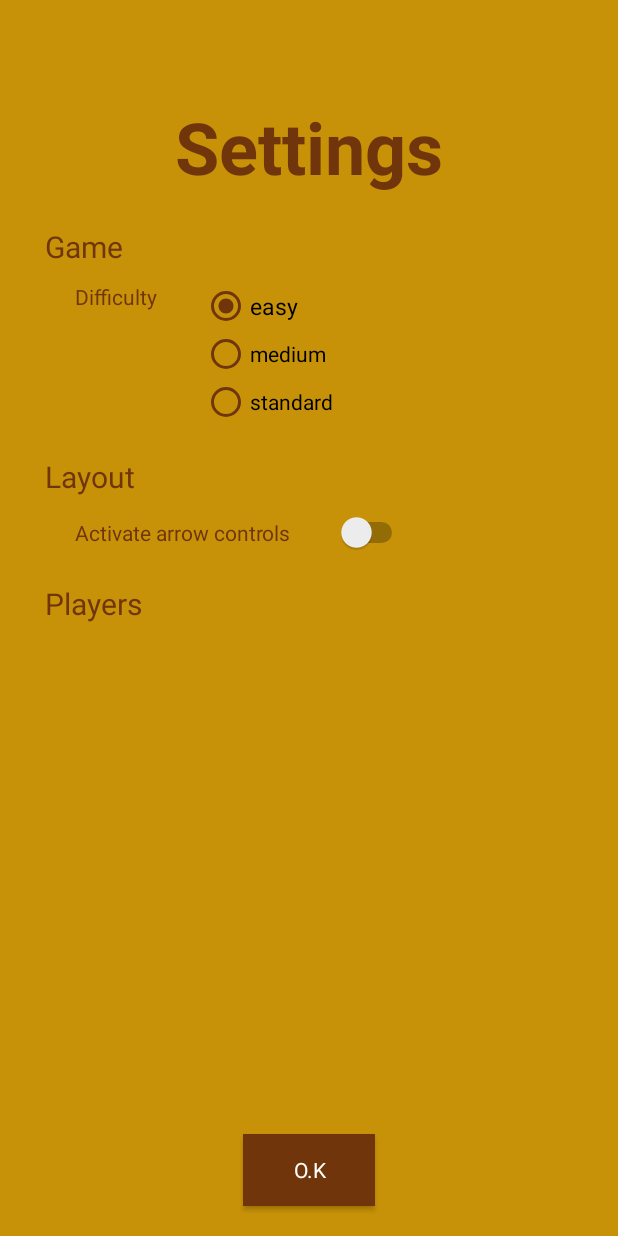
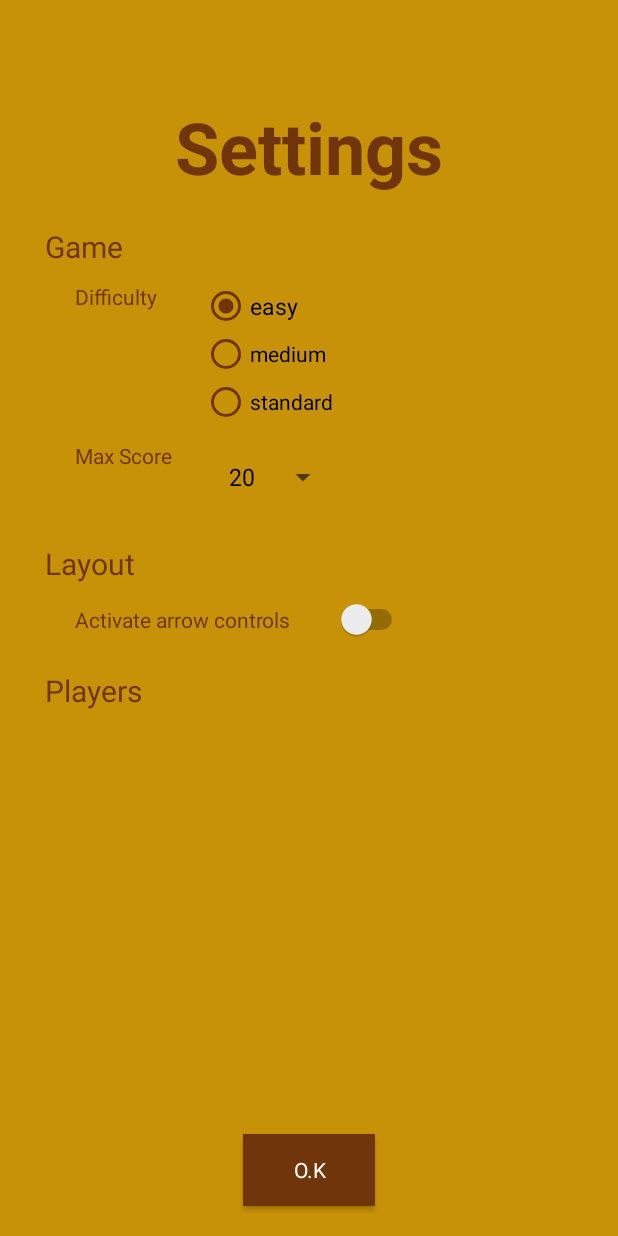
Before and after one commit to HadrienMarcellin/Ramses4, an Android app: the SettingsActivity screen opened directly, with no data from a screen before it, on a phone screen of 412 x 824 dp. Run offline under Robolectric (Android 15) with nearby library versions, the phone set to English and light mode, and no system bars; Roboto replaces fonts that are not available here; 7 statements that could not run were skipped.

Commit message:
add limit score to game

```diff
--- a/app/src/main/java/com/example/ramses4/activity/SettingsActivity.java
+++ b/app/src/main/java/com/example/ramses4/activity/SettingsActivity.java
@@ -7,8 +7,11 @@ import androidx.recyclerview.widget.RecyclerView;
 import android.content.Intent;
 import android.os.Bundle;
 import android.view.View;
+import android.widget.AdapterView;
+import android.widget.ArrayAdapter;
 import android.widget.CompoundButton;
 import android.widget.RadioGroup;
+import android.widget.Spinner;
 
 import com.example.ramses4.R;
 import com.example.ramses4.adapter.PlayerSettingsAdapter;
@@ -42,6 +45,24 @@ public class SettingsActivity extends AppCompatActivity implements PlayerSetting
         }
     };
 
+    AdapterView.OnItemSelectedListener mMaxScoreSpinnerListener = new AdapterView.OnItemSelectedListener() {
+        @Override
+        public void onItemSelected(AdapterView<?> parent, View view, int position, long id) {
+            String item = (String) parent.getItemAtPosition(position);
+            if (item.equals("10"))
+                settings.setMaxScore(10);
+            if(item.equals("20"))
+                settings.setMaxScore(20);
+            if (item.equals("50"))
+                settings.setMaxScore(50);
+        }
+
+        @Override
+        public void onNothingSelected(AdapterView<?> parent) {
+            settings.setMaxScore(20);
+        }
+    };
+
     private ActivitySettingsBinding binding;
 
     @Override
@@ -54,12 +75,17 @@ public class SettingsActivity extends AppCompatActivity implements PlayerSetting
         binding.playersSettingsRecyclerview.setNestedScrollingEnabled(false);
         binding.activateArrowControlsSwitch.setOnCheckedChangeListener(mArrowControlsSwitchListener);
         binding.difficultiesRadiobutton.setOnCheckedChangeListener(mDifficultyRadioGroupListener);
+        binding.maxScoreSpinner.setOnItemSelectedListener(mMaxScoreSpinnerListener);
         binding.settingsOkButton.setOnClickListener(new View.OnClickListener() {
             @Override
             public void onClick(View v) {
                 onBackPressed();
             }
         });
+
+        String[] maxScores = new String[]{"10", "20", "50"};
+        ArrayAdapter<String> adapter = new ArrayAdapter<>(this, android.R.layout.simple_spinner_dropdown_item, maxScores);
+        binding.maxScoreSpinner.setAdapter(adapter);
 
         // Init game
         settings = new Settings(getIntent().getExtras());
@@ -80,6 +106,7 @@ public class SettingsActivity extends AppCompatActivity implements PlayerSetting
     private void initPlayerDisplay() {
         binding.difficultiesRadiobutton.check(convertDifficultyId(settings.getDifficulty()));
         binding.activateArrowControlsSwitch.setChecked(settings.hasArrowControls());
+        binding.maxScoreSpinner.setSelection(1);
         PlayerSettingsAdapter playerSettingsAdapter = new PlayerSettingsAdapter(settings.getPlayers(), this);
         GridLayoutManager layoutManager = new GridLayoutManager(this, 1);
         RecyclerView recyclerView = findViewById(R.id.players_settings_recyclerview);
--- a/app/src/main/java/com/example/ramses4/game/Settings.java
+++ b/app/src/main/java/com/example/ramses4/game/Settings.java
@@ -12,15 +12,19 @@ public class Settings {
     private static final String HAS_ARROW_CONTROLS_KEY = "HAS_ARROW_CONTROLS_KEY";
     private static final String PLAYERS_NAME_KEY = "PLAYERS_NAME_KEY";
     private static final String DIFFICULTY_KEY = "DIFFICULTY_KEY";
+    private static final String MAX_SCORE_KEY = "MAX_SCORE_KEY";
+
 
     private boolean hasArrowControls;
     private ArrayList<Player> players;
     private int difficulty;
+    private int maxScore;
 
     public Settings() {
         players = new ArrayList<>();
         difficulty = 1;
         hasArrowControls = false;
+        maxScore = 20;
     }
 
     public Settings(Intent intent) {
@@ -31,6 +35,8 @@ public class Settings {
             players = new ArrayList<>();
         else
             players = intent.getStringArrayListExtra(PLAYERS_NAME_KEY).stream().map(n -> new Player(n, 0)).collect(Collectors.toCollection(ArrayList::new));
+
+        maxScore = intent.getIntExtra(MAX_SCORE_KEY, 20);
     }
 
     public Settings(Bundle bundle) {
@@ -41,6 +47,8 @@ public class Settings {
             players = new ArrayList<>();
         else
             players = bundle.getCharSequenceArrayList(PLAYERS_NAME_KEY).stream().map(n -> new Player((String) n, 0)).collect(Collectors.toCollection(ArrayList::new));
+
+        maxScore = bundle.getInt(MAX_SCORE_KEY, 20);
     }
 
     public boolean hasArrowControls() {
@@ -67,10 +75,19 @@ public class Settings {
         this.difficulty = difficulty;
     }
 
+    public int getMaxScore() {
+        return maxScore;
+    }
+
+    public void setMaxScore(int maxScore) {
+        this.maxScore = maxScore;
+    }
+
     public Intent addToIntent(Intent intent) {
         intent.putExtra(HAS_ARROW_CONTROLS_KEY, hasArrowControls);
         intent.putExtra(DIFFICULTY_KEY, difficulty);
         intent.putStringArrayListExtra(PLAYERS_NAME_KEY, players.stream().map(p -> p.getName()).collect(Collectors.toCollection(ArrayList::new)));
+        intent.putExtra(MAX_SCORE_KEY, maxScore);
         return intent;
     }
 
@@ -78,6 +95,7 @@ public class Settings {
         bundle.putBoolean(HAS_ARROW_CONTROLS_KEY, hasArrowControls);
         bundle.putInt(DIFFICULTY_KEY, difficulty);
         bundle.putCharSequenceArrayList(PLAYERS_NAME_KEY, players.stream().map(p -> p.getName()).collect(Collectors.toCollection(ArrayList::new)));
+        bundle.putInt(MAX_SCORE_KEY, maxScore);
         return bundle;
     }
 
--- a/app/src/main/res/layout/activity_settings.xml
+++ b/app/src/main/res/layout/activity_settings.xml
@@ -90,6 +90,29 @@
                     </RadioGroup>
                 </LinearLayout>
 
+                <LinearLayout
+                    android:layout_width="match_parent"
+                    android:layout_height="wrap_content"
+                    android:layout_marginTop="10dp"
+                    android:orientation="horizontal">
+
+                    <TextView
+                        android:layout_width="wrap_content"
+                        android:layout_height="wrap_content"
+                        android:layout_marginStart="20dp"
+                        android:text="Max Score" />
+
+
+                    <Spinner
+                        android:id="@+id/max_score_spinner"
+                        android:layout_marginStart="30dp"
+                        android:layout_width="wrap_content"
+                        android:layout_height="wrap_content"
+                        android:layout_gravity="end">
+                    </Spinner>
+
+                </LinearLayout>
+
                 <TextView
                     android:layout_width="wrap_content"
                     android:layout_height="wrap_content"
```
Also changed, not shown: app/src/main/java/com/example/ramses4/activity/GameActivity.java (+36 -8 lines), app/src/main/java/com/example/ramses4/game/Referee.java (+13 -6 lines).
